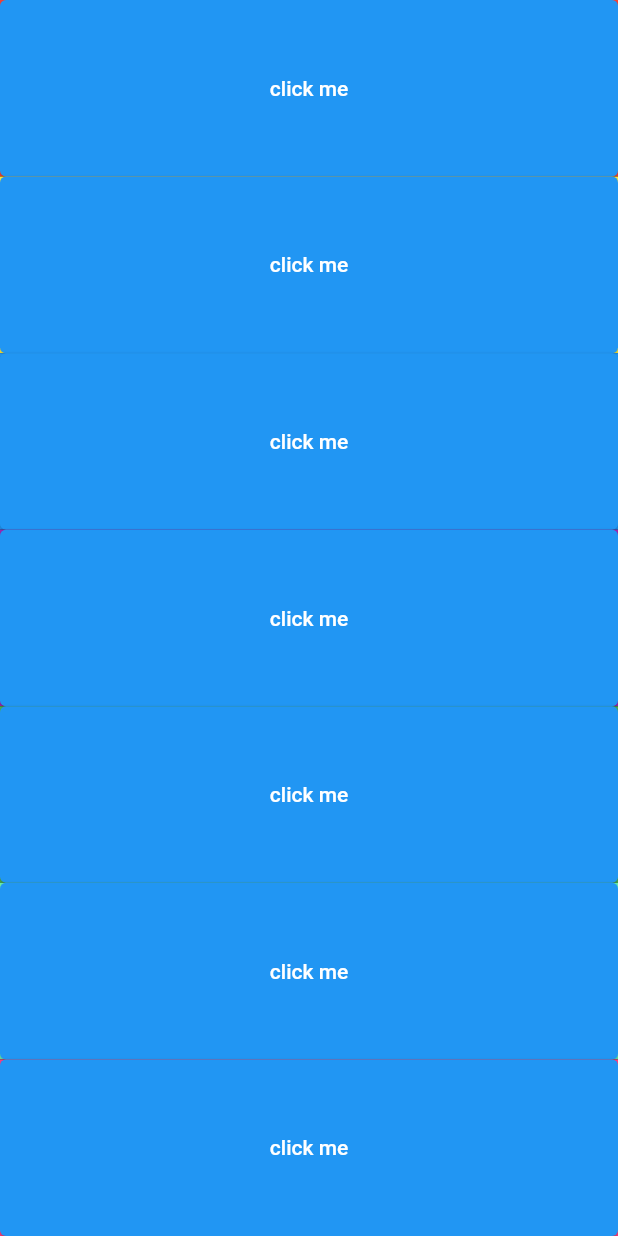
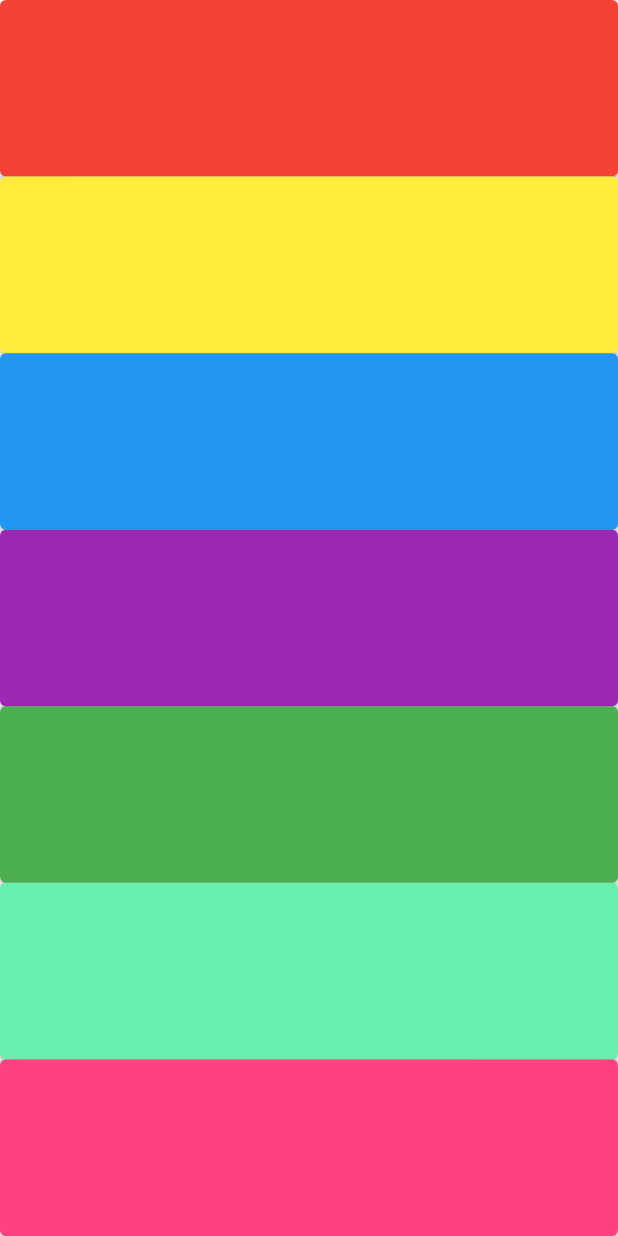
Before and after one commit to measmita-git/xylophone, a Flutter app: the screen it shows after launch, on a phone screen of 412 x 824 dp. Run offline on Flutter 3.47's test engine with Material 2 defaults, Android fonts, the light colour scheme and no system bars; our stand-ins replace audioplayers.

Commit message:
button color change

```diff
--- a/lib/dashboard.dart
+++ b/lib/dashboard.dart
@@ -10,10 +10,12 @@ class DashboardScreen extends StatelessWidget {
   Expanded buildKey({Color? color, required int soundPlay}) {
     return Expanded(
       child: Container(
-        color: color,
         child: ElevatedButton(
+          style: ElevatedButton.styleFrom(
+            backgroundColor: color,
+          ),
           child: Text(
-            "click me",
+            "",
           ),
           onPressed: () {
             playSound(soundPlay);
@@ -28,7 +30,7 @@ class DashboardScreen extends StatelessWidget {
   @override
   Widget build(BuildContext context) {
     return Scaffold(
-      backgroundColor: Colors.black,
+      // backgroundColor: Colors.black,
       body: SafeArea(
         child: Column(
           crossAxisAlignment: CrossAxisAlignment.stretch,
--- a/lib/main.dart
+++ b/lib/main.dart
@@ -13,6 +13,7 @@ class MyApp extends StatelessWidget {
   @override
   Widget build(BuildContext context) {
     return MaterialApp(
+      debugShowCheckedModeBanner: false,
       home: DashboardScreen(),
     );
   }
```
